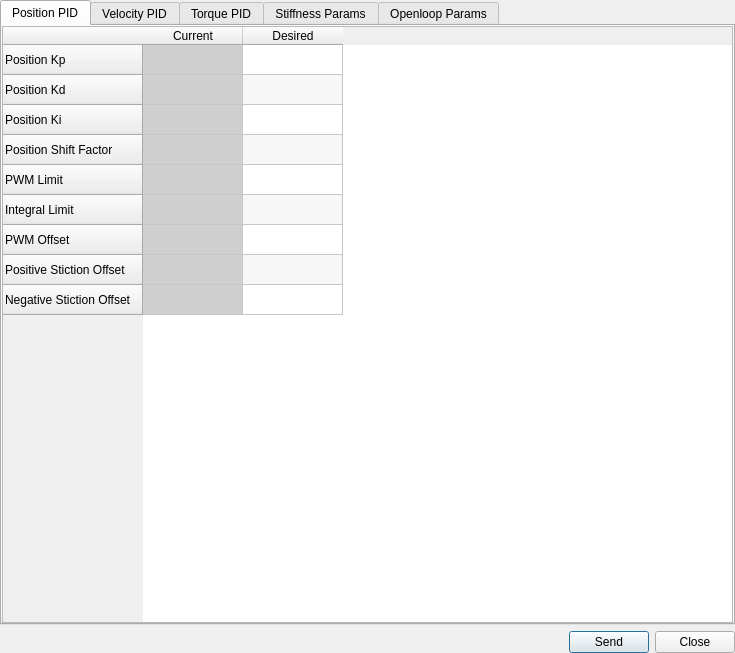
Above: src/yarpmotorgui-qt/piddlg.ui from robotology/yarp before the change. Below: the same form after it.
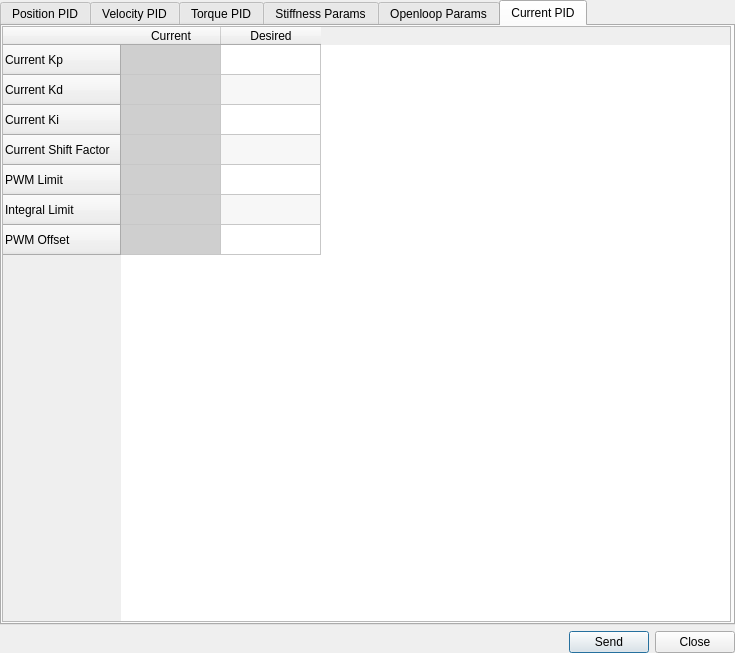
That is the form after the change. The open tabs and pages were chosen to show the change.

Commit message: added current PID tab in yarpmotorgui

The edit to the form file:
```diff
--- a/src/yarpmotorgui-qt/piddlg.ui
+++ b/src/yarpmotorgui-qt/piddlg.ui
@@ -1479,6 +1479,250 @@
        </item>
       </layout>
      </widget>
+     <widget class="QWidget" name="tabCurrent">
+      <attribute name="title">
+       <string>Current PID</string>
+      </attribute>
+      <widget class="QTableWidget" name="tableCurrent">
+       <property name="geometry">
+        <rect>
+         <x>0</x>
+         <y>0</y>
+         <width>729</width>
+         <height>596</height>
+        </rect>
+       </property>
+       <property name="alternatingRowColors">
+        <bool>true</bool>
+       </property>
+       <property name="selectionMode">
+        <enum>QAbstractItemView::NoSelection</enum>
+       </property>
+       <property name="showGrid">
+        <bool>true</bool>
+       </property>
+       <row>
+        <property name="text">
+         <string>Current Kp</string>
+        </property>
+       </row>
+       <row>
+        <property name="text">
+         <string>Current Kd</string>
+        </property>
+       </row>
+       <row>
+        <property name="text">
+         <string>Current Ki</string>
+        </property>
+       </row>
+       <row>
+        <property name="text">
+         <string>Current Shift Factor</string>
+        </property>
+       </row>
+       <row>
+        <property name="text">
+         <string>PWM Limit</string>
+        </property>
+       </row>
+       <row>
+        <property name="text">
+         <string>Integral Limit</string>
+        </property>
+       </row>
+       <row>
+        <property name="text">
+         <string>PWM Offset</string>
+        </property>
+       </row>
+       <column>
+        <property name="text">
+         <string>Current</string>
+        </property>
+       </column>
+       <column>
+        <property name="text">
+         <string>Desired</string>
+        </property>
+       </column>
+       <item row="0" column="0">
+        <property name="text">
+         <string/>
+        </property>
+        <property name="background">
+         <brush brushstyle="SolidPattern">
+          <color alpha="255">
+           <red>207</red>
+           <green>207</green>
+           <blue>207</blue>
+          </color>
+         </brush>
+        </property>
+        <property name="flags">
+         <set>ItemIsEnabled</set>
+        </property>
+       </item>
+       <item row="0" column="1">
+        <property name="text">
+         <string/>
+        </property>
+        <property name="flags">
+         <set>ItemIsSelectable|ItemIsEditable|ItemIsDragEnabled|ItemIsUserCheckable|ItemIsEnabled</set>
+        </property>
+       </item>
+       <item row="1" column="0">
+        <property name="text">
+         <string/>
+        </property>
+        <property name="background">
+         <brush brushstyle="SolidPattern">
+          <color alpha="255">
+           <red>207</red>
+           <green>207</green>
+           <blue>207</blue>
+          </color>
+         </brush>
+        </property>
+        <property name="flags">
+         <set>ItemIsEnabled</set>
+        </property>
+       </item>
+       <item row="1" column="1">
+        <property name="text">
+         <string/>
+        </property>
+        <property name="flags">
+         <set>ItemIsSelectable|ItemIsEditable|ItemIsDragEnabled|ItemIsUserCheckable|ItemIsEnabled</set>
+        </property>
+       </item>
+       <item row="2" column="0">
+        <property name="text">
+         <string/>
+        </property>
+        <property name="background">
+         <brush brushstyle="SolidPattern">
+          <color alpha="255">
+           <red>207</red>
+           <green>207</green>
+           <blue>207</blue>
+          </color>
+         </brush>
+        </property>
+        <property name="flags">
+         <set>ItemIsEnabled</set>
+        </property>
+       </item>
+       <item row="2" column="1">
+        <property name="text">
+         <string/>
+        </property>
+        <property name="flags">
+         <set>ItemIsSelectable|ItemIsEditable|ItemIsDragEnabled|ItemIsUserCheckable|ItemIsEnabled</set>
+        </property>
+       </item>
+       <item row="3" column="0">
+        <property name="text">
+         <string/>
+        </property>
+        <property name="background">
+         <brush brushstyle="SolidPattern">
+          <color alpha="255">
+           <red>207</red>
+           <green>207</green>
+           <blue>207</blue>
+          </color>
+         </brush>
+        </property>
+        <property name="flags">
+         <set>ItemIsEnabled</set>
+        </property>
+       </item>
+       <item row="3" column="1">
+        <property name="text">
+         <string/>
+        </property>
+        <property name="flags">
+         <set>ItemIsSelectable|ItemIsEditable|ItemIsDragEnabled|ItemIsUserCheckable|ItemIsEnabled</set>
+        </property>
+       </item>
+       <item row="4" column="0">
+        <property name="text">
+         <string/>
+        </property>
+        <property name="background">
+         <brush brushstyle="SolidPattern">
+          <color alpha="255">
+           <red>207</red>
+           <green>207</green>
+           <blue>207</blue>
+          </color>
+         </brush>
+        </property>
+        <property name="flags">
+         <set>ItemIsEnabled</set>
+        </property>
+       </item>
+       <item row="4" column="1">
+        <property name="text">
+         <string/>
+        </property>
+        <property name="flags">
+         <set>ItemIsSelectable|ItemIsEditable|ItemIsDragEnabled|ItemIsUserCheckable|ItemIsEnabled</set>
+        </property>
+       </item>
+       <item row="5" column="0">
+        <property name="text">
+         <string/>
+        </property>
+        <property name="background">
+         <brush brushstyle="SolidPattern">
+          <color alpha="255">
+           <red>207</red>
+           <green>207</green>
+           <blue>207</blue>
+          </color>
+         </brush>
+        </property>
+        <property name="flags">
+         <set>ItemIsEnabled</set>
+        </property>
+       </item>
+       <item row="5" column="1">
+        <property name="text">
+         <string/>
+        </property>
+        <property name="flags">
+         <set>ItemIsSelectable|ItemIsEditable|ItemIsDragEnabled|ItemIsUserCheckable|ItemIsEnabled</set>
+        </property>
+       </item>
+       <item row="6" column="0">
+        <property name="text">
+         <string/>
+        </property>
+        <property name="background">
+         <brush brushstyle="SolidPattern">
+          <color alpha="255">
+           <red>207</red>
+           <green>207</green>
+           <blue>207</blue>
+          </color>
+         </brush>
+        </property>
+        <property name="flags">
+         <set>ItemIsEnabled</set>
+        </property>
+       </item>
+       <item row="6" column="1">
+        <property name="text">
+         <string/>
+        </property>
+        <property name="flags">
+         <set>ItemIsSelectable|ItemIsEditable|ItemIsDragEnabled|ItemIsUserCheckable|ItemIsEnabled</set>
+        </property>
+       </item>
+      </widget>
+     </widget>
     </widget>
    </item>
    <item>
```
Left out of the diff: 4 changed lines with no effect on the pictures. The commit also changes 4 other files.
